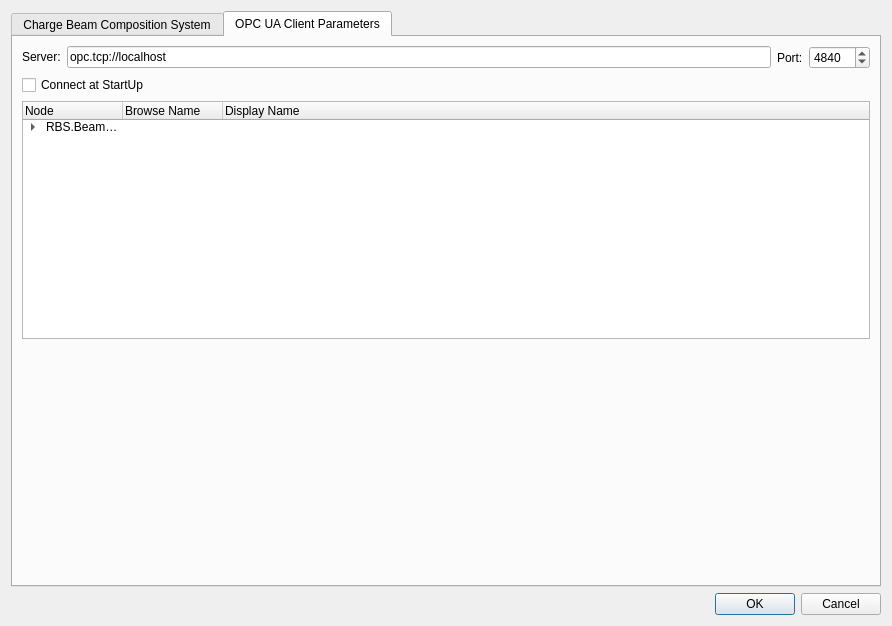
Above: settingsdialog.ui from MichaelColonel/BeamComposition-Linux before the change. Below: the same form after it.
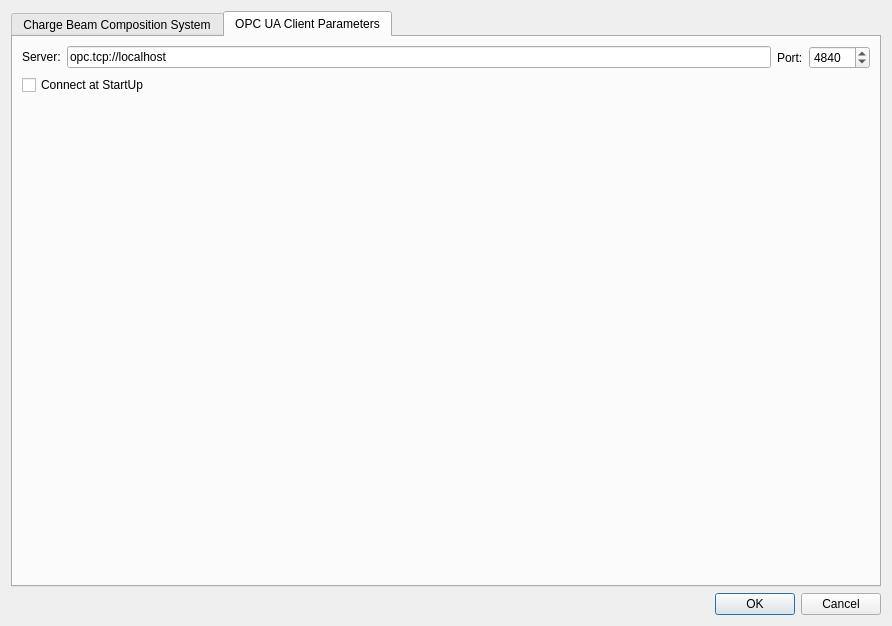
That is the form after the change. Icons and pictures are not drawn.

Commit message: OPC UA client dialog

```diff
--- a/settingsdialog.ui
+++ b/settingsdialog.ui
@@ -717,7 +717,7 @@
          </item>
         </layout>
        </item>
-       <item row="3" column="0">
+       <item row="2" column="0">
         <spacer name="verticalSpacer">
          <property name="orientation">
           <enum>Qt::Vertical</enum>
@@ -737,55 +737,6 @@
          </property>
         </widget>
        </item>
-       <item row="2" column="0">
-        <widget class="QTreeWidget" name="treeWidget">
-         <column>
-          <property name="text">
-           <string>Node</string>
-          </property>
-         </column>
-         <column>
-          <property name="text">
-           <string>Browse Name</string>
-          </property>
-         </column>
-         <column>
-          <property name="text">
-           <string>Display Name</string>
-          </property>
-         </column>
-         <item>
-          <property name="text">
-           <string>RBS.BeamSpectrum.01</string>
-          </property>
-          <item>
-           <property name="text">
-            <string>Command</string>
-           </property>
-          </item>
-          <item>
-           <property name="text">
-            <string>State</string>
-           </property>
-          </item>
-          <item>
-           <property name="text">
-            <string>Value</string>
-           </property>
-          </item>
-          <item>
-           <property name="text">
-            <string>ValueIntegral</string>
-           </property>
-          </item>
-          <item>
-           <property name="text">
-            <string>HeartBeat</string>
-           </property>
-          </item>
-         </item>
-        </widget>
-       </item>
       </layout>
      </widget>
     </widget>
```
The commit also changes 1 other file.
